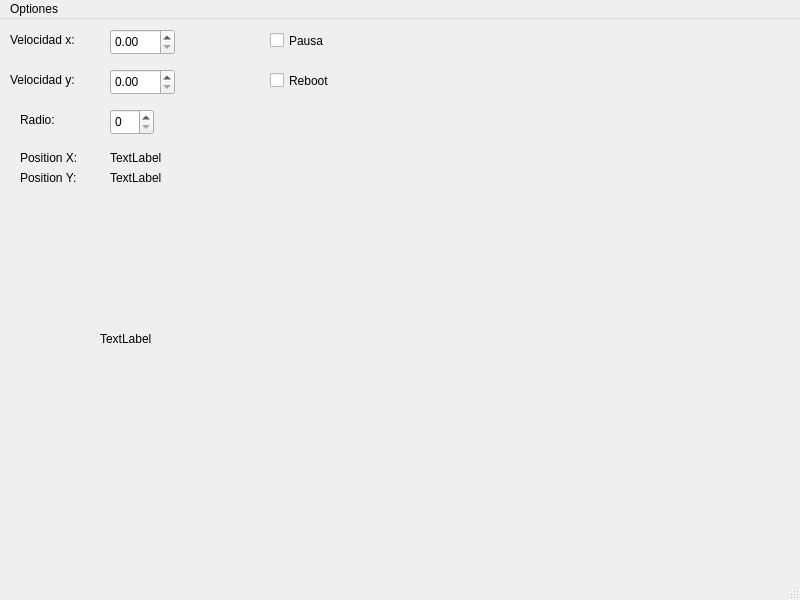
Qt form task4/pl4/MainWindow.ui (OgLocGreen/implementacion_de_sistemas_de_controll) before a commit.
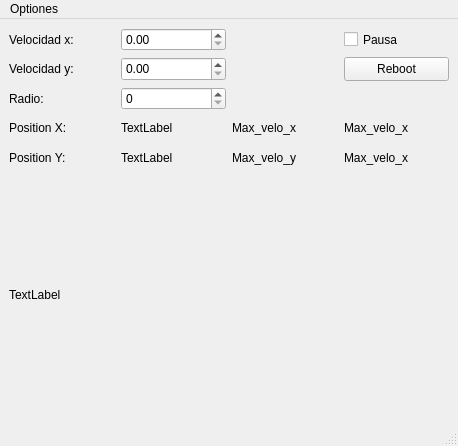
The same form after that commit.

```diff
--- a/task4/pl4/MainWindow.ui
+++ b/task4/pl4/MainWindow.ui
@@ -6,184 +6,188 @@
    <rect>
     <x>0</x>
     <y>0</y>
-    <width>800</width>
-    <height>600</height>
+    <width>458</width>
+    <height>446</height>
    </rect>
   </property>
+  <property name="sizePolicy">
+   <sizepolicy hsizetype="Preferred" vsizetype="Preferred">
+    <horstretch>0</horstretch>
+    <verstretch>0</verstretch>
+   </sizepolicy>
+  </property>
   <property name="windowTitle">
    <string>MainWindow</string>
   </property>
   <widget class="QWidget" name="centralwidget">
+   <layout class="QVBoxLayout" name="verticalLayout">
+    <item>
+     <layout class="QGridLayout" name="gridLayout">
+      <item row="3" column="2">
+       <widget class="QLabel" name="label_3">
+        <property name="text">
+         <string>Max_velo_x</string>
+        </property>
+       </widget>
+      </item>
+      <item row="1" column="1">
+       <widget class="QDoubleSpinBox" name="doubleSpinBox_velo_x">
+        <property name="sizePolicy">
+         <sizepolicy hsizetype="Minimum" vsizetype="Preferred">
+          <horstretch>0</horstretch>
+          <verstretch>0</verstretch>
+         </sizepolicy>
+        </property>
+       </widget>
+      </item>
+      <item row="2" column="1">
    <widget class="QSpinBox" name="spinBox_radio">
-    <property name="geometry">
-     <rect>
-      <x>110</x>
-      <y>90</y>
-      <width>44</width>
-      <height>26</height>
-     </rect>
+        <property name="sizePolicy">
+         <sizepolicy hsizetype="Minimum" vsizetype="Preferred">
+          <horstretch>0</horstretch>
+          <verstretch>0</verstretch>
+         </sizepolicy>
     </property>
     <property name="maximum">
      <number>500</number>
     </property>
    </widget>
+      </item>
+      <item row="0" column="0">
    <widget class="QLabel" name="label_velo_x">
-    <property name="geometry">
-     <rect>
-      <x>10</x>
-      <y>10</y>
-      <width>81</width>
-      <height>21</height>
-     </rect>
-    </property>
     <property name="text">
      <string>Velocidad x: </string>
     </property>
    </widget>
-   <widget class="QCheckBox" name="checkBox_pausa">
-    <property name="geometry">
-     <rect>
-      <x>270</x>
-      <y>10</y>
-      <width>92</width>
-      <height>23</height>
-     </rect>
-    </property>
-    <property name="text">
-     <string>Pausa</string>
-    </property>
-   </widget>
-   <widget class="QLabel" name="label_radio">
-    <property name="geometry">
-     <rect>
-      <x>20</x>
-      <y>90</y>
-      <width>81</width>
-      <height>21</height>
-     </rect>
-    </property>
+      </item>
+      <item row="0" column="1">
+       <widget class="QDoubleSpinBox" name="doubleSpinBox_velo_y">
+        <property name="sizePolicy">
+         <sizepolicy hsizetype="Minimum" vsizetype="Preferred">
+          <horstretch>0</horstretch>
+          <verstretch>0</verstretch>
+         </sizepolicy>
+        </property>
+       </widget>
+      </item>
+      <item row="4" column="3">
+       <widget class="QLabel" name="label_y_2">
     <property name="text">
-     <string>Radio:</string>
-    </property>
-   </widget>
+         <string>Max_velo_x</string>
+        </property>
+       </widget>
+      </item>
+      <item row="3" column="1">
    <widget class="QLabel" name="label_x">
-    <property name="geometry">
-     <rect>
-      <x>110</x>
-      <y>130</y>
-      <width>67</width>
-      <height>17</height>
-     </rect>
-    </property>
     <property name="text">
      <string>TextLabel</string>
     </property>
    </widget>
+      </item>
+      <item row="4" column="1">
    <widget class="QLabel" name="label_y">
-    <property name="geometry">
-     <rect>
-      <x>110</x>
-      <y>150</y>
-      <width>67</width>
-      <height>17</height>
-     </rect>
-    </property>
     <property name="text">
      <string>TextLabel</string>
     </property>
    </widget>
-   <widget class="QLabel" name="label">
-    <property name="geometry">
-     <rect>
-      <x>20</x>
-      <y>130</y>
-      <width>81</width>
-      <height>17</height>
-     </rect>
-    </property>
-    <property name="text">
-     <string>Position X:</string>
-    </property>
-   </widget>
+      </item>
+      <item row="4" column="0">
    <widget class="QLabel" name="label_2">
-    <property name="geometry">
-     <rect>
-      <x>20</x>
-      <y>150</y>
-      <width>81</width>
-      <height>17</height>
-     </rect>
-    </property>
     <property name="text">
      <string>Position Y:</string>
     </property>
    </widget>
-   <widget class="QLabel" name="label_board">
-    <property name="geometry">
-     <rect>
-      <x>100</x>
-      <y>200</y>
-      <width>440</width>
-      <height>240</height>
-     </rect>
-    </property>
+      </item>
+      <item row="3" column="3">
+       <widget class="QLabel" name="label_x_2">
+        <property name="text">
+         <string>Max_velo_x</string>
+        </property>
+       </widget>
+      </item>
+      <item row="3" column="0">
+       <widget class="QLabel" name="label">
     <property name="text">
-     <string>TextLabel</string>
-    </property>
-   </widget>
+         <string>Position X:</string>
+        </property>
+       </widget>
+      </item>
+      <item row="1" column="0">
    <widget class="QLabel" name="label_velo_y">
-    <property name="geometry">
-     <rect>
-      <x>10</x>
-      <y>50</y>
-      <width>81</width>
-      <height>21</height>
-     </rect>
-    </property>
     <property name="text">
      <string>Velocidad y: </string>
     </property>
    </widget>
-   <widget class="QDoubleSpinBox" name="doubleSpinBox_velo_x">
-    <property name="geometry">
-     <rect>
-      <x>110</x>
-      <y>50</y>
-      <width>65</width>
-      <height>26</height>
-     </rect>
-    </property>
-   </widget>
-   <widget class="QDoubleSpinBox" name="doubleSpinBox_velo_y">
-    <property name="geometry">
-     <rect>
-      <x>110</x>
-      <y>10</y>
-      <width>65</width>
-      <height>26</height>
-     </rect>
-    </property>
-   </widget>
-   <widget class="QCheckBox" name="checkBox_reboot">
-    <property name="geometry">
-     <rect>
-      <x>270</x>
-      <y>50</y>
-      <width>92</width>
-      <height>23</height>
-     </rect>
+      </item>
+      <item row="2" column="0">
+       <widget class="QLabel" name="label_radio">
+        <property name="text">
+         <string>Radio:</string>
+        </property>
+       </widget>
+      </item>
+      <item row="4" column="2">
+       <widget class="QLabel" name="label_4">
+        <property name="text">
+         <string>Max_velo_y</string>
+        </property>
+       </widget>
+      </item>
+      <item row="0" column="3">
+       <widget class="QCheckBox" name="checkBox_pausa">
+        <property name="sizePolicy">
+         <sizepolicy hsizetype="Preferred" vsizetype="Preferred">
+          <horstretch>0</horstretch>
+          <verstretch>0</verstretch>
+         </sizepolicy>
+        </property>
+        <property name="text">
+         <string>Pausa</string>
+        </property>
+       </widget>
+      </item>
+      <item row="1" column="3">
+       <widget class="QPushButton" name="pushButton_reboot">
+        <property name="sizePolicy">
+         <sizepolicy hsizetype="Minimum" vsizetype="Preferred">
+          <horstretch>0</horstretch>
+          <verstretch>0</verstretch>
+         </sizepolicy>
     </property>
     <property name="text">
      <string>Reboot</string>
     </property>
    </widget>
+      </item>
+     </layout>
+    </item>
+    <item>
+     <widget class="QLabel" name="label_board">
+      <property name="sizePolicy">
+       <sizepolicy hsizetype="Fixed" vsizetype="Fixed">
+        <horstretch>0</horstretch>
+        <verstretch>0</verstretch>
+       </sizepolicy>
+      </property>
+      <property name="minimumSize">
+       <size>
+        <width>440</width>
+        <height>240</height>
+       </size>
+      </property>
+      <property name="text">
+       <string>TextLabel</string>
+      </property>
+     </widget>
+    </item>
+   </layout>
   </widget>
   <widget class="QMenuBar" name="menubar">
    <property name="geometry">
     <rect>
      <x>0</x>
      <y>0</y>
-     <width>800</width>
+     <width>458</width>
      <height>22</height>
     </rect>
    </property>
```
Lines whose indentation alone changed are shown as unchanged.
